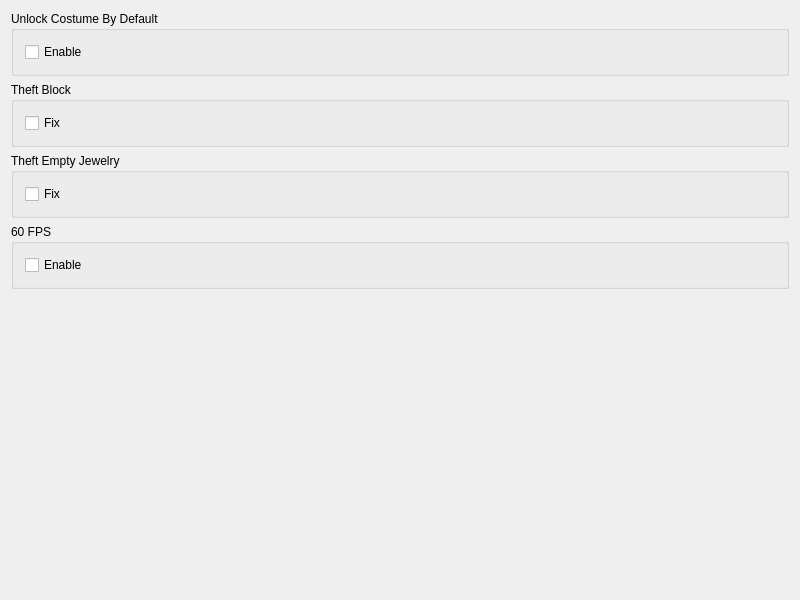
The window that src/FrontendQt/TweaksWidget.ui (Meos4/Darkstone-PS1-Tweaks) describes before a commit, drawn with Qt 5.
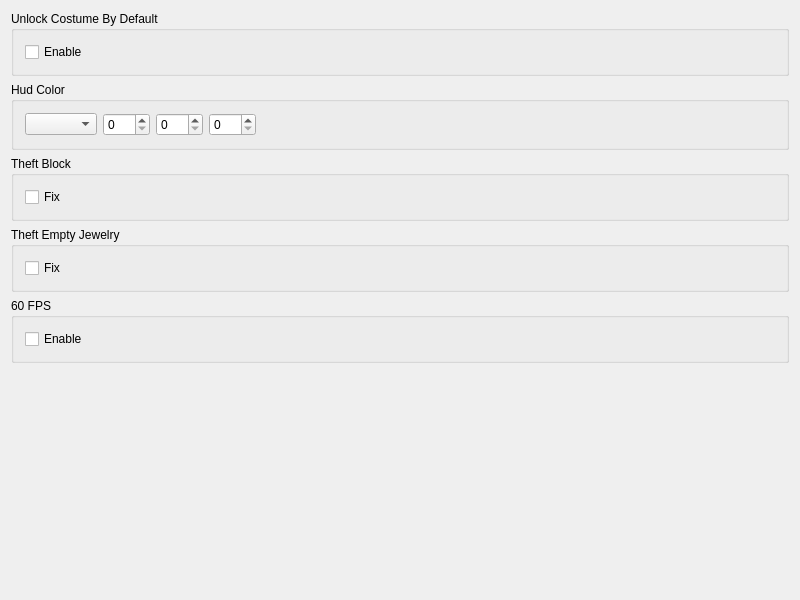
The same window after the commit.

Commit message: Add feature hud color

```diff
--- a/src/FrontendQt/TweaksWidget.ui
+++ b/src/FrontendQt/TweaksWidget.ui
@@ -14,7 +14,55 @@
    <string>TweaksWidget</string>
   </property>
   <layout class="QGridLayout" name="gridLayout">
-   <item row="7" column="0">
+   <item row="2" column="0">
+    <widget class="QGroupBox" name="theftBlock">
+     <property name="title">
+      <string>Theft Block</string>
+     </property>
+     <layout class="QHBoxLayout" name="horizontalLayout">
+      <item>
+       <widget class="QCheckBox" name="theftBlockFix">
+        <property name="text">
+         <string>Fix</string>
+        </property>
+       </widget>
+      </item>
+     </layout>
+    </widget>
+   </item>
+   <item row="3" column="0">
+    <widget class="QGroupBox" name="theftEmptyJewelry">
+     <property name="title">
+      <string>Theft Empty Jewelry</string>
+     </property>
+     <layout class="QVBoxLayout" name="verticalLayout_3">
+      <item>
+       <widget class="QCheckBox" name="theftEmptyJewelryFix">
+        <property name="text">
+         <string>Fix</string>
+        </property>
+       </widget>
+      </item>
+     </layout>
+    </widget>
+   </item>
+   <item row="0" column="0">
+    <widget class="QGroupBox" name="unlockCostumeByDefault">
+     <property name="title">
+      <string>Unlock Costume By Default</string>
+     </property>
+     <layout class="QVBoxLayout" name="verticalLayout_2">
+      <item>
+       <widget class="QCheckBox" name="unlockCostumeByDefaultEnable">
+        <property name="text">
+         <string>Enable</string>
+        </property>
+       </widget>
+      </item>
+     </layout>
+    </widget>
+   </item>
+   <item row="8" column="0">
     <spacer name="verticalSpacer">
      <property name="orientation">
       <enum>Qt::Vertical</enum>
@@ -27,23 +75,7 @@
      </property>
     </spacer>
    </item>
-   <item row="1" column="0">
-    <widget class="QGroupBox" name="theftBlock">
-     <property name="title">
-      <string>Theft Block</string>
-     </property>
-     <layout class="QHBoxLayout" name="horizontalLayout">
-      <item>
-       <widget class="QCheckBox" name="theftBlockFix">
-        <property name="text">
-         <string>Fix</string>
-        </property>
-       </widget>
-      </item>
-     </layout>
-    </widget>
-   </item>
-   <item row="3" column="0">
+   <item row="4" column="0">
     <widget class="QGroupBox" name="framerate60">
      <property name="title">
       <string>60 FPS</string>
@@ -59,35 +91,62 @@
      </layout>
     </widget>
    </item>
-   <item row="0" column="0">
-    <widget class="QGroupBox" name="unlockCostumeByDefault">
+   <item row="1" column="0">
+    <widget class="QGroupBox" name="hudColor">
      <property name="title">
-      <string>Unlock Costume By Default</string>
+      <string>Hud Color</string>
      </property>
-     <layout class="QVBoxLayout" name="verticalLayout_2">
+     <layout class="QHBoxLayout" name="horizontalLayout_2">
       <item>
-       <widget class="QCheckBox" name="unlockCostumeByDefaultEnable">
-        <property name="text">
-         <string>Enable</string>
+       <widget class="QComboBox" name="hudColorCombo"/>
+      </item>
+      <item>
+       <widget class="QSpinBox" name="hudColorR">
+        <property name="maximum">
+         <number>255</number>
         </property>
        </widget>
       </item>
-     </layout>
-    </widget>
-   </item>
-   <item row="2" column="0">
-    <widget class="QGroupBox" name="theftEmptyJewelry">
-     <property name="title">
-      <string>Theft Empty Jewelry</string>
-     </property>
-     <layout class="QVBoxLayout" name="verticalLayout_3">
       <item>
-       <widget class="QCheckBox" name="theftEmptyJewelryFix">
+       <widget class="QSpinBox" name="hudColorG">
+        <property name="maximum">
+         <number>255</number>
+        </property>
+       </widget>
+      </item>
+      <item>
+       <widget class="QSpinBox" name="hudColorB">
+        <property name="maximum">
+         <number>255</number>
+        </property>
+       </widget>
+      </item>
+      <item>
+       <widget class="QLabel" name="hudColorResult">
+        <property name="minimumSize">
+         <size>
+          <width>25</width>
+          <height>0</height>
+         </size>
+        </property>
         <property name="text">
-         <string>Fix</string>
+         <string/>
         </property>
        </widget>
       </item>
+      <item>
+       <spacer name="horizontalSpacer">
+        <property name="orientation">
+         <enum>Qt::Horizontal</enum>
+        </property>
+        <property name="sizeHint" stdset="0">
+         <size>
+          <width>40</width>
+          <height>20</height>
+         </size>
+        </property>
+       </spacer>
+      </item>
      </layout>
     </widget>
    </item>
```
The commit also changes 6 other files.
